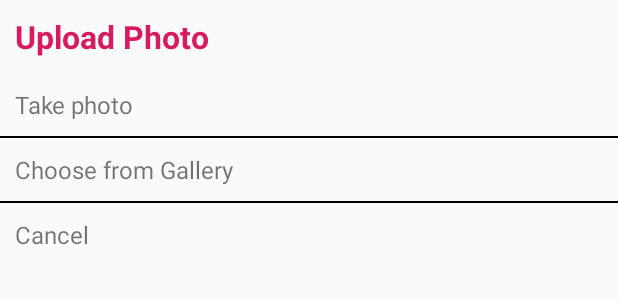
After one commit to letsgodawa/Payroll, an Android app: the layout upload_photo.xml on its own in the app's theme, with its tools: preview values and no code run, on a phone screen of 412 x 824 dp. The commit adds this screen. Shown: the top 300 px of the screen. Run offline under Robolectric (Android 15) with nearby library versions, the phone set to English and light mode, and no system bars.

Commit message:
Implement alert dialog upload image

```diff
--- /dev/null
+++ b/app/src/main/res/layout/upload_photo.xml
@@ -0,0 +1,49 @@
+<?xml version="1.0" encoding="utf-8"?>
+<LinearLayout xmlns:android="http://schemas.android.com/apk/res/android"
+    android:layout_width="match_parent"
+    android:layout_height="match_parent"
+    android:orientation="vertical">
+
+    <TextView
+        android:layout_width="match_parent"
+        android:layout_height="wrap_content"
+        android:padding="10dp"
+        android:text="Upload Photo"
+        android:textColor="@color/colorAccent"
+        android:textSize="21sp"
+        android:textStyle="bold" />
+
+    <TextView
+        android:id="@+id/txtTakePhoto"
+        android:layout_width="match_parent"
+        android:layout_height="wrap_content"
+        android:padding="10dp"
+        android:text="Take photo"
+        android:textSize="16sp" />
+
+    <View
+        android:layout_width="match_parent"
+        android:layout_height="1dp"
+        android:background="@android:color/black" />
+
+    <TextView
+        android:id="@+id/txtChooseGallery"
+        android:layout_width="match_parent"
+        android:layout_height="wrap_content"
+        android:padding="10dp"
+        android:text="Choose from Gallery"
+        android:textSize="16sp" />
+
+    <View
+        android:layout_width="match_parent"
+        android:layout_height="1dp"
+        android:background="@android:color/black" />
+
+    <TextView
+        android:id="@+id/txtCancel"
+        android:layout_width="match_parent"
+        android:layout_height="wrap_content"
+        android:padding="10dp"
+        android:text="Cancel"
+        android:textSize="16sp" />
+</LinearLayout>
--- /dev/null
+++ b/app/src/main/res/xml/file_paths.xml
@@ -0,0 +1,6 @@
+<?xml version="1.0" encoding="utf-8"?>
+<paths xmlns:android="http://schemas.android.com/apk/res/android">
+    <external-path
+        name="myapplication"
+        path="Android/data/com.sujan.myapplication/files/Pictures" />
+</paths>
--- /dev/null
+++ b/app/src/main/res/xml/network_security_config.xml
@@ -0,0 +1,6 @@
+<?xml version="1.0" encoding="utf-8"?>
+<network-security-config>
+    <domain-config cleartextTrafficPermitted="true">
+        <domain includeSubdomains="true">http://110.44.123.47:6767</domain>
+    </domain-config>
+</network-security-config>
```
Also changed, not shown: app/src/main/AndroidManifest.xml (+13 -1 lines), app/src/main/java/com/sujan/myapplication/LoginActivity.java (+28 -4 lines), app/src/main/res/layout/adapter_category_item.xml (+18 -8 lines).
